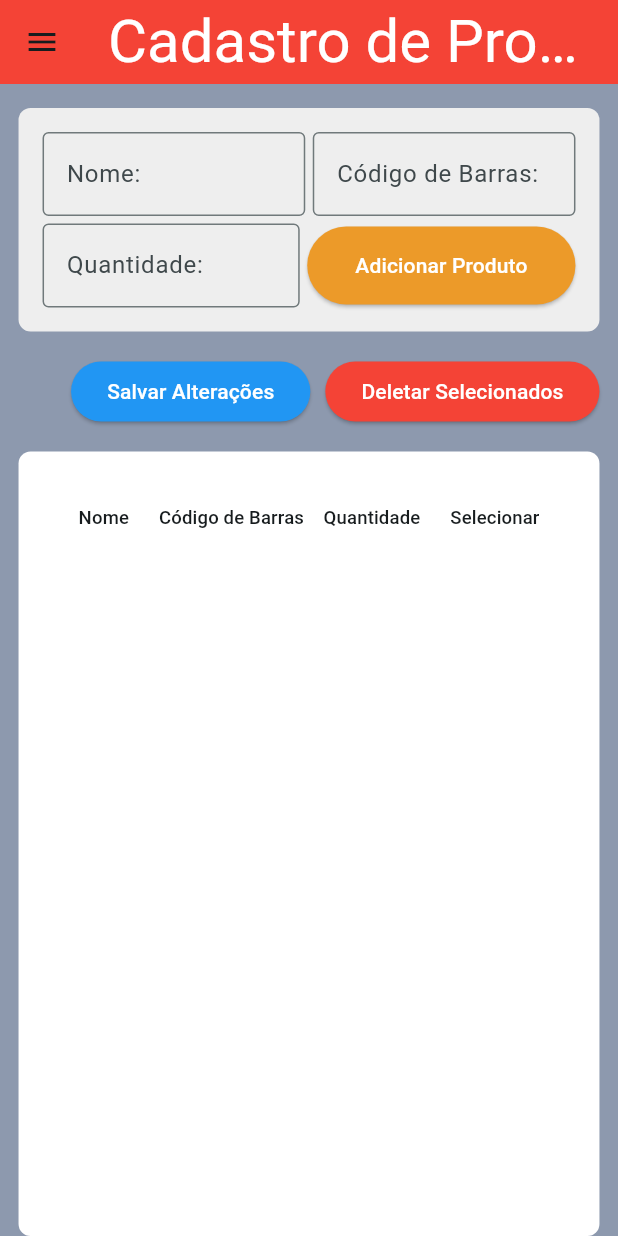
After one commit to Felp056/PointOfVenda, a Flutter app: the Cadastrodeproduto screen opened directly, on a phone screen of 412 x 824 dp. The commit adds this screen. Run offline on Flutter 3.47's test engine with Material 3 defaults, Android fonts, the phone set to English and light mode, and no system bars; our stand-ins replace google_fonts; missing offline and left inert: dart:ffi; network calls fail.

Commit message:
add cadastro de produto

```diff
--- /dev/null
+++ b/Pov_Front/lib/DataModels/Produto.dart
@@ -0,0 +1,35 @@
+class Produto {
+  final int idProduto;
+  final String Descricao;
+  final int CodBarras;
+  final int QtdDisponivel;
+  final String Medida;
+
+  Produto({
+   required this.idProduto,
+   required this.Descricao,
+   required this.CodBarras,
+   required this.QtdDisponivel,
+   required this.Medida
+  });
+
+  factory Produto.fromJson(Map<String, dynamic> json) {
+    return Produto(
+      idProduto: json['idProduto'],
+      Descricao: json['Descricao'],
+      CodBarras: json['CodBarras'],
+      QtdDisponivel: json['QtdDisponivel'],
+      Medida: json['Medida']
+    );
+  }
+
+  Map<String, dynamic> toJson() {
+    return {
+      'idProduto' : idProduto,
+      'Descricao': Descricao,
+      'CodBarras': CodBarras,
+      'QtdDisponivel': QtdDisponivel,
+      'Medida': Medida
+    };
+  }
+}
--- a/Pov_Front/lib/afterLogin.dart
+++ b/Pov_Front/lib/afterLogin.dart
@@ -1,6 +1,8 @@
 import 'package:flutter/material.dart';
 import 'package:pov_web/pages/Cadastro/CadastroDeParticipante.dart';
 import 'package:pov_web/widgets/dropMenu.dart';
+
+import 'pages/Cadastro/CadastroDeProduto.dart';
 
 class afterLogin extends StatefulWidget {
   afterLogin({super.key, required this.title});
@@ -30,10 +32,8 @@ class _afterLogin extends State<afterLogin> {
           case "Participante":
             targetPage = CadastroParticipante(title: "Cadastro de Participante");
             break;
-         /* case "Produto":
-            targetPage = ProdutoPage();
-            break;*/
-        // Adicione mais cases para os outros submenus
+          case "Produto":
+            targetPage = Cadastrodeproduto(title: "Cadastro de Produto");
           default:
             targetPage = afterLogin(title: "P.O.V");
             break;
--- /dev/null
+++ b/Pov_Front/lib/pages/Cadastro/CadastroDeProduto.dart
@@ -0,0 +1,382 @@
+import 'dart:convert';
+import 'package:flutter/material.dart';
+import 'package:http/http.dart' as http;
+import 'package:pov_web/pages/Cadastro/CadastroDeParticipante.dart';
+import '../../afterLogin.dart';
+import '../../widgets/dropMenu.dart';
+
+class Cadastrodeproduto extends StatefulWidget {
+  Cadastrodeproduto({super.key, required this.title});
+
+  final String title;
+
+  @override
+  State<Cadastrodeproduto> createState() => _CadastrodeprodutoState();
+}
+
+class _CadastrodeprodutoState extends State<Cadastrodeproduto> {
+  final TextEditingController nomeController = TextEditingController();
+  final TextEditingController codigoBarrasController = TextEditingController();
+  final TextEditingController qtdDisponivelController = TextEditingController();
+  List<Map<String, dynamic>> produtos = [];
+
+  @override
+  void initState() {
+    super.initState();
+    _carregarProdutos();
+  }
+
+  // Função para carregar dados da API
+  Future<void> _carregarProdutos() async {
+    final Uri url = Uri.parse("http://localhost:8080/api/produto/todas");
+    try {
+      final response = await http.get(url);
+
+      if (response.statusCode == 200) {
+        List<dynamic> data = json.decode(response.body);
+        print(
+            "Dados recebidos: $data"); // Debug: Verifica o JSON bruto recebido
+
+        setState(() {
+          produtos = data.map((item) {
+            return {
+              "idProduto": item['idProduto'],
+              "Descricao": TextEditingController(text: item['Descricao'] ?? ""),
+              "CodBarras": TextEditingController(
+                  text: item['CodBarras'].toString() ?? ""),
+              "QtdDisponivel": TextEditingController(
+                  text: (item['QtdDisponivel'].toString() ?? "")),
+              "Medida": item['Medida'] ?? "",
+              "isSelected": false, // Checkbox para seleção
+            };
+          }).toList();
+          print(
+              "Produtos processados: $produtos"); // Debug: Verifica o mapeamento
+        });
+      } else {
+        print("Erro ao carregar dados: ${response.statusCode}");
+      }
+    } catch (e) {
+      print("Erro na requisição: $e");
+    }
+  }
+
+  // Função para adicionar um novo produto
+  Future<void> _adicionarProduto() async {
+    final Uri url = Uri.parse("http://localhost:8080/api/produto/adicionar");
+    final Map<String, dynamic> novoProduto = {
+      "Descricao": nomeController.text,
+      "CodBarras": codigoBarrasController.text,
+      "QtdDisponivel": qtdDisponivelController.text,
+    };
+
+    try {
+      final response = await http.post(
+        url,
+        headers: {"Content-Type": "application/json"},
+        body: json.encode(novoProduto),
+      );
+
+      if (response.statusCode == 201) {
+        nomeController.clear();
+        codigoBarrasController.clear();
+        qtdDisponivelController.clear();
+        await _carregarProdutos();
+      } else {
+        print("Erro ao adicionar produto: ${response.statusCode}");
+      }
+    } catch (e) {
+      print("Erro na requisição ao adicionar produto: $e");
+    }
+  }
+
+  // Função para salvar alterações de produtos
+  Future<void> _salvarAlteracoes() async {
+    for (var produto in produtos) {
+      final Uri url = Uri.parse(
+          "http://localhost:8080/api/produto/atualizar?id=${produto['idProduto']}");
+      final Map<String, dynamic> atualizadoProduto = {
+        "Descricao": produto['Descricao'].text,
+        "CodBarras": produto['CodBarras'].text,
+        "QtdDisponivel": produto['QtdDisponivel'].text,
+      };
+
+      try {
+        final response = await http.put(
+          url,
+          headers: {"Content-Type": "application/json"},
+          body: json.encode(atualizadoProduto),
+        );
+
+        if (response.statusCode != 200) {
+          print(
+              "Erro ao atualizar produto ${produto['idProduto']}: ${response.statusCode}");
+        }
+      } catch (e) {
+        print(
+            "Erro na requisição ao atualizar produto ${produto['idProduto']}: $e");
+      }
+    }
+    _carregarProdutos(); // Recarrega a lista após salvar
+  }
+
+  // Função para deletar produtos selecionados
+  Future<void> _deletarProdutos() async {
+    for (var produto in produtos.where((p) => p['isSelected'])) {
+      final Uri url = Uri.parse(
+          "http://localhost:8080/api/produto/deletar?id=${produto['idProduto']}");
+
+      try {
+        final response = await http.delete(url);
+
+        if (response.statusCode != 200) {
+          print(
+              "Erro ao deletar produto ${produto['idProduto']}: ${response.statusCode}");
+        }
+      } catch (e) {
+        print(
+            "Erro na requisição ao deletar produto ${produto['idProduto']}: $e");
+      }
+    }
+    _carregarProdutos(); // Recarrega a lista após deletar
+  }
+
+  @override
+  Widget build(BuildContext context) {
+    // Calcula o tamanho da fonte proporcionalmente ao tamanho da tela
+    double fontSize = MediaQuery.of(context).size.width >= 768
+        ? 16.0
+        : MediaQuery.of(context).size.width * 0.03;
+
+    return Scaffold(
+      appBar: AppBar(
+        title: Text(
+          'Cadastro de Produto',
+          style: TextStyle(color: Colors.white, fontSize: 40),
+        ),
+        backgroundColor: Colors.red,
+      ),
+      backgroundColor: Color(0xff8D99AE),
+      drawer: DropMenu(onMenuTap: (mainMenu, subMenu) {
+        Widget targetPage;
+        switch (subMenu) {
+          case "Participante":
+            targetPage =
+                CadastroParticipante(title: "Cadastro de Participante");
+            break;
+          case "Produto":
+            targetPage = Cadastrodeproduto(title: "Cadastro de Produto");
+            break;
+          default:
+            targetPage = afterLogin(title: "P.O.V");
+            break;
+        }
+        Navigator.of(context).push(
+          MaterialPageRoute(builder: (context) => targetPage),
+        );
+      }),
+      body: LayoutBuilder(
+        builder: (context, constraints) {
+          return Padding(
+            padding: EdgeInsets.fromLTRB(constraints.maxWidth * 0.03, 16.00,
+                constraints.maxWidth * 0.03, 0),
+            child: Column(
+              children: [
+                Container(
+                  padding: EdgeInsets.all(16),
+                  decoration: BoxDecoration(
+                    color: Colors.grey[200],
+                    borderRadius: BorderRadius.circular(8),
+                  ),
+                  child: Column(
+                    children: [
+                      Row(
+                        children: [
+                          Expanded(
+                            child: TextField(
+                              controller: nomeController,
+                              decoration: InputDecoration(
+                                labelText: 'Nome:',
+                                border: OutlineInputBorder(),
+                              ),
+                            ),
+                          ),
+                          SizedBox(width: 5),
+                          Expanded(
+                            child: TextField(
+                              controller: codigoBarrasController,
+                              decoration: InputDecoration(
+                                labelText: 'Código de Barras:',
+                                border: OutlineInputBorder(),
+                              ),
+                            ),
+                          )
+                        ],
+                      ),
+                      SizedBox(height: 5),
+                      Row(
+                        mainAxisAlignment: MainAxisAlignment.spaceBetween,
+                        children: [
+                          Expanded(
+                            child: TextField(
+                              controller: qtdDisponivelController,
+                              decoration: InputDecoration(
+                                labelText: 'Quantidade:',
+                                border: OutlineInputBorder(),
+                              ),
+                            ),
+                          ),
+                          SizedBox(width: 5),
+                          ElevatedButton(
+                            onPressed: _adicionarProduto,
+                            child: Text("Adicionar Produto",
+                                style: TextStyle(color: Colors.white)),
+                            style: ElevatedButton.styleFrom(
+                              backgroundColor: Color(0xffEC9A29),
+                              padding: EdgeInsets.symmetric(
+                                  horizontal: 32, vertical: 16),
+                            ),
+                          ),
+                        ],
+                      ),
+                    ],
+                  ),
+                ),
+                SizedBox(height: 16),
+                Row(
+                  mainAxisAlignment: MainAxisAlignment.end,
+                  children: [
+                    ElevatedButton(
+                      onPressed: _salvarAlteracoes,
+                      child: Text("Salvar Alterações",
+                          style: TextStyle(color: Colors.white)),
+                      style: ElevatedButton.styleFrom(
+                        backgroundColor: Colors.blue,
+                      ),
+                    ),
+                    SizedBox(width: 10),
+                    ElevatedButton(
+                      onPressed: _deletarProdutos,
+                      child: Text("Deletar Selecionados",
+                          style: TextStyle(color: Colors.white)),
+                      style: ElevatedButton.styleFrom(
+                        backgroundColor: Colors.red,
+                      ),
+                    ),
+                  ],
+                ),
+                SizedBox(height: 16),
+                Expanded(
+                  child: Container(
+                    width: constraints.maxWidth,
+                    padding: EdgeInsets.all(16),
+                    decoration: BoxDecoration(
+                      color: Colors.white,
+                      borderRadius: BorderRadius.circular(8),
+                    ),
+                    child: DataTable(
+                      columnSpacing: 20,
+                      // Aumenta o espaçamento entre as colunas
+                      headingRowHeight: 56,
+                      columns: [
+                        DataColumn(
+                          label: Center(
+                            child: Text(
+                              "Nome",
+                              style: TextStyle(fontSize: fontSize),
+                              textAlign: TextAlign.center,
+                            ),
+                          ),
+                        ),
+                        DataColumn(
+                          label: Center(
+                            child: Text(
+                              "Código de Barras",
+                              style: TextStyle(fontSize: fontSize),
+                              textAlign: TextAlign.center,
+                            ),
+                          ),
+                        ),
+                        DataColumn(
+                          label: Center(
+                            child: Text(
+                              "Quantidade",
+                              style: TextStyle(fontSize: fontSize),
+                              textAlign: TextAlign.center,
+                            ),
+                          ),
+                        ),
+                        DataColumn(
+                          label: Center(
+                            child: Text(
+                              "Selecionar",
+                              style: TextStyle(fontSize: fontSize),
+                              textAlign: TextAlign.left,
+                            ),
+                          ),
+                        ),
+                      ],
+                      rows: produtos.map((produto) {
+                        return DataRow(
+                          cells: [
+                            DataCell(
+                              Container(
+                                alignment: Alignment.center,
+                                child: TextField(
+                                  textAlign: TextAlign.left,
+                                  controller: produto["Descricao"],
+                                  style: TextStyle(fontSize: fontSize),
+                                  decoration:
+                                      InputDecoration(border: InputBorder.none),
+                                ),
+                              ),
+                            ),
+                            DataCell(
+                              Container(
+                                alignment: Alignment.center,
+                                child: TextField(
+                                  textAlign: TextAlign.left,
+                                  controller: produto["CodBarras"],
+                                  style: TextStyle(fontSize: fontSize),
+                                  decoration:
+                                      InputDecoration(border: InputBorder.none),
+                                ),
+                              ),
+                            ),
+                            DataCell(
+                              Container(
+                                alignment: Alignment.center,
+                                child: TextField(
+                                  textAlign: TextAlign.left,
+                                  controller: produto["QtdDisponivel"],
+                                  style: TextStyle(fontSize: fontSize),
+                                  decoration:
+                                      InputDecoration(border: InputBorder.none),
+                                  keyboardType: TextInputType.number,
+                                ),
+                              ),
+                            ),
+                            DataCell(
+                              Checkbox(
+                                value: produto["isSelected"],
+                                onChanged: (bool? value) {
+                                  setState(() {
+                                    produto["isSelected"] = value ?? false;
+                                  });
+                                },
+                              ),
+                            ),
+                          ],
+                        );
+                      }).toList(),
+                    ),
+                  ),
+                ),
+              ],
+            ),
+          );
+        },
+      ),
+    );
+  }
+}
```
Also changed, not shown: Pov_Front/lib/pages/Cadastro/CadastroDeParticipante.dart (+15 -9 lines), Pov_Front/lib/DataModels/Pariticipante.dart (renamed from Pov_Front/lib/DataModels/Pariticiapnte.dart).
